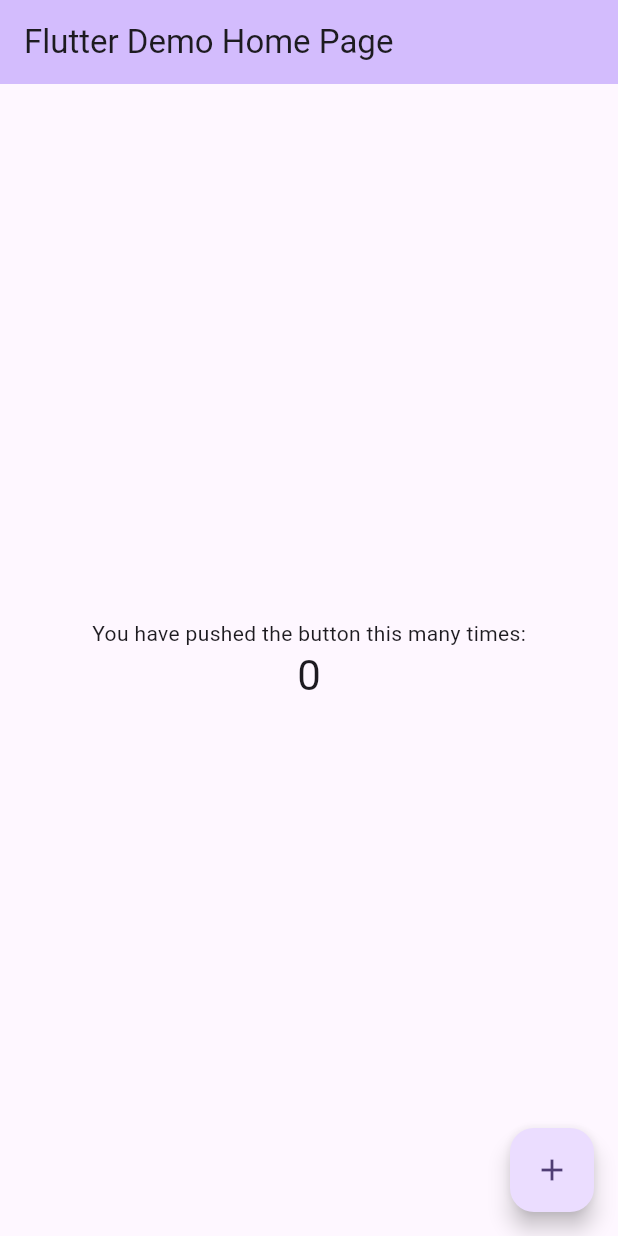
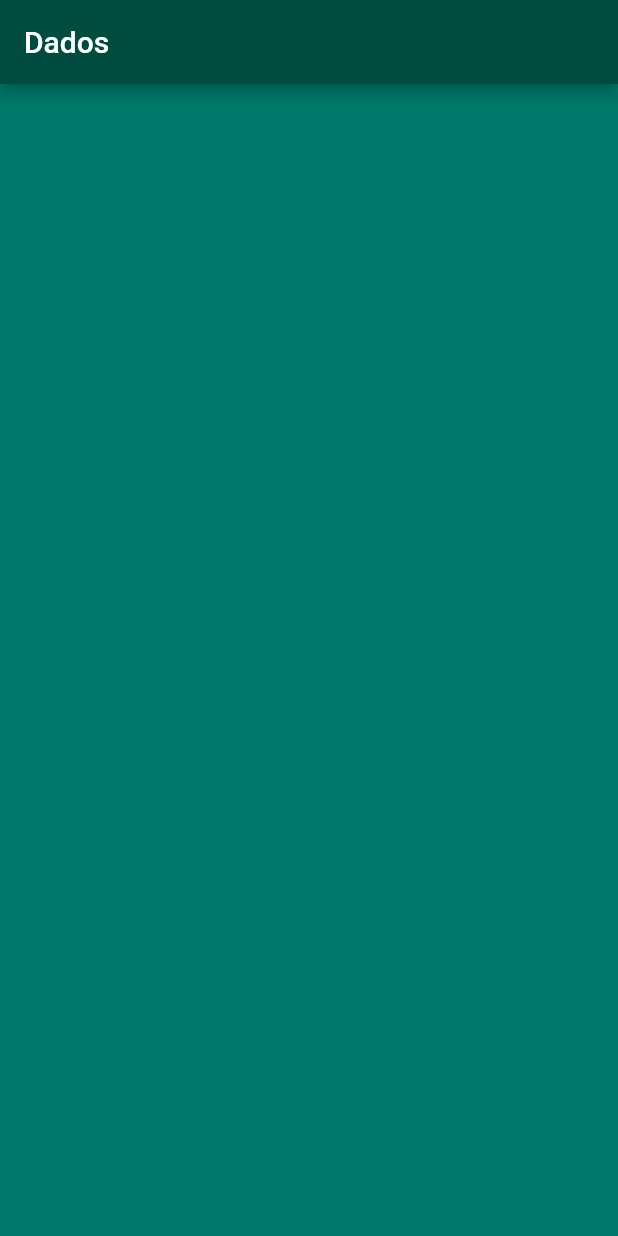
Before and after one commit to leonardodamata/Dados, a Flutter app: the screen it shows after launch, on a phone screen of 412 x 824 dp. Run offline on Flutter 3.47's test engine with Material 2 defaults, Android fonts, the phone set to English and light mode, and no system bars.

```diff
--- a/lib/main.dart
+++ b/lib/main.dart
@@ -1,125 +1,23 @@
 import 'package:flutter/material.dart';
 
 void main() {
-  runApp(const MyApp());
+  return runApp(
+    MaterialApp(
+      home: Scaffold(
+        backgroundColor: Colors.teal.shade700,
+        appBar: AppBar(
+          title: Text('Dados'),
+          backgroundColor: Colors.teal.shade900,
+        ),
+        body: Dados(),
+      ),
+    ),
+  );
 }
 
-class MyApp extends StatelessWidget {
-  const MyApp({super.key});
-
-  // This widget is the root of your application.
+class Dados extends StatelessWidget {
   @override
   Widget build(BuildContext context) {
-    return MaterialApp(
-      title: 'Flutter Demo',
-      theme: ThemeData(
-        // This is the theme of your application.
-        //
-        // TRY THIS: Try running your application with "flutter run". You'll see
-        // the application has a blue toolbar. Then, without quitting the app,
-        // try changing the seedColor in the colorScheme below to Colors.green
-        // and then invoke "hot reload" (save your changes or press the "hot
-        // reload" button in a Flutter-supported IDE, or press "r" if you used
-        // the command line to start the app).
-        //
-        // Notice that the counter didn't reset back to zero; the application
-        // state is not lost during the reload. To reset the state, use hot
-        // restart instead.
-        //
-        // This works for code too, not just values: Most code changes can be
-        // tested with just a hot reload.
-        colorScheme: ColorScheme.fromSeed(seedColor: Colors.deepPurple),
-        useMaterial3: true,
-      ),
-      home: const MyHomePage(title: 'Flutter Demo Home Page'),
-    );
+    return Container();
   }
 }
-
-class MyHomePage extends StatefulWidget {
-  const MyHomePage({super.key, required this.title});
-
-  // This widget is the home page of your application. It is stateful, meaning
-  // that it has a State object (defined below) that contains fields that affect
-  // how it looks.
-
-  // This class is the configuration for the state. It holds the values (in this
-  // case the title) provided by the parent (in this case the App widget) and
-  // used by the build method of the State. Fields in a Widget subclass are
-  // always marked "final".
-
-  final String title;
-
-  @override
-  State<MyHomePage> createState() => _MyHomePageState();
-}
-
-class _MyHomePageState extends State<MyHomePage> {
-  int _counter = 0;
-
-  void _incrementCounter() {
-    setState(() {
-      // This call to setState tells the Flutter framework that something has
-      // changed in this State, which causes it to rerun the build method below
-      // so that the display can reflect the updated values. If we changed
-      // _counter without calling setState(), then the build method would not be
-      // called again, and so nothing would appear to happen.
-      _counter++;
-    });
-  }
-
-  @override
-  Widget build(BuildContext context) {
-    // This method is rerun every time setState is called, for instance as done
-    // by the _incrementCounter method above.
-    //
-    // The Flutter framework has been optimized to make rerunning build methods
-    // fast, so that you can just rebuild anything that needs updating rather
-    // than having to individually change instances of widgets.
-    return Scaffold(
-      appBar: AppBar(
-        // TRY THIS: Try changing the color here to a specific color (to
-        // Colors.amber, perhaps?) and trigger a hot reload to see the AppBar
-        // change color while the other colors stay the same.
-        backgroundColor: Theme.of(context).colorScheme.inversePrimary,
-        // Here we take the value from the MyHomePage object that was created by
-        // the App.build method, and use it to set our appbar title.
-        title: Text(widget.title),
-      ),
-      body: Center(
-        // Center is a layout widget. It takes a single child and positions it
-        // in the middle of the parent.
-        child: Column(
-          // Column is also a layout widget. It takes a list of children and
-          // arranges them vertically. By default, it sizes itself to fit its
-          // children horizontally, and tries to be as tall as its parent.
-          //
-          // Column has various properties to control how it sizes itself and
-          // how it positions its children. Here we use mainAxisAlignment to
-          // center the children vertically; the main axis here is the vertical
-          // axis because Columns are vertical (the cross axis would be
-          // horizontal).
-          //
-          // TRY THIS: Invoke "debug painting" (choose the "Toggle Debug Paint"
-          // action in the IDE, or press "p" in the console), to see the
-          // wireframe for each widget.
-          mainAxisAlignment: MainAxisAlignment.center,
-          children: <Widget>[
-            const Text(
-              'You have pushed the button this many times:',
-            ),
-            Text(
-              '$_counter',
-              style: Theme.of(context).textTheme.headlineMedium,
-            ),
-          ],
-        ),
-      ),
-      floatingActionButton: FloatingActionButton(
-        onPressed: _incrementCounter,
-        tooltip: 'Increment',
-        child: const Icon(Icons.add),
-      ), // This trailing comma makes auto-formatting nicer for build methods.
-    );
-  }
-}
--- a/pubspec.yaml
+++ b/pubspec.yaml
@@ -59,7 +59,8 @@
   uses-material-design: true
 
   # To add assets to your application, add an assets section, like this:
-  # assets:
+  assets:
+    - imagens/
   #   - images/a_dot_burr.jpeg
   #   - images/a_dot_ham.jpeg
 
```
Also changed, not shown: imagens/dado1.png (added), imagens/dado2.png (added), imagens/dado3.png (added), imagens/dado4.png (added), imagens/dado5.png (added), imagens/dado6.png (added), 16 other files.
